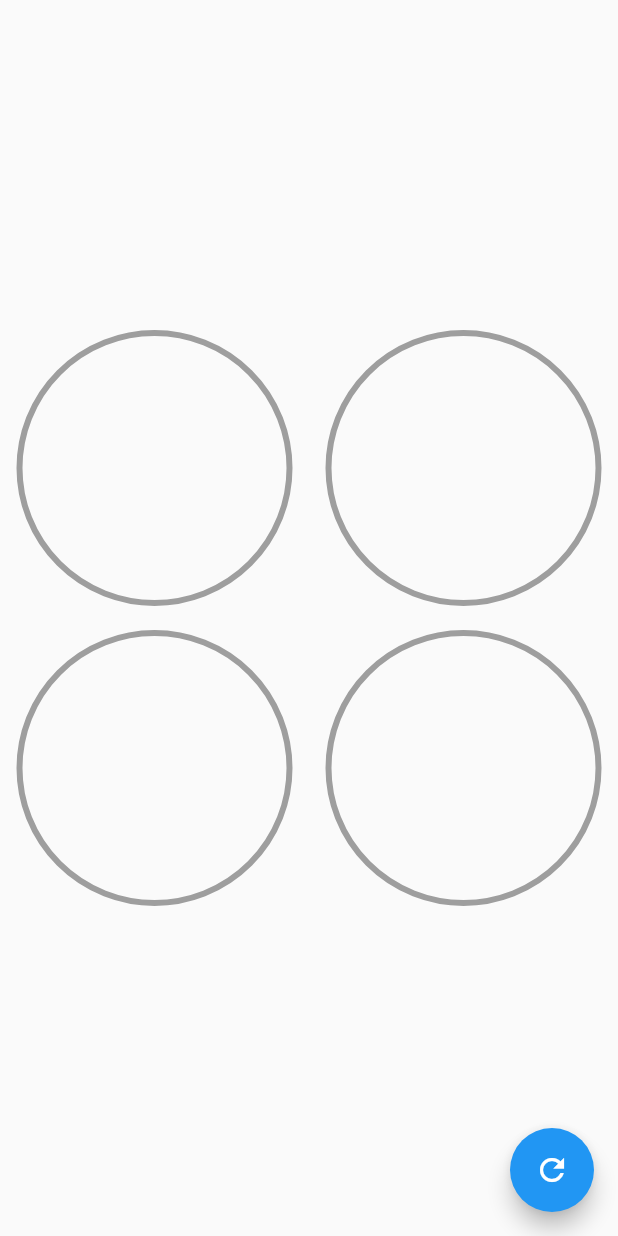
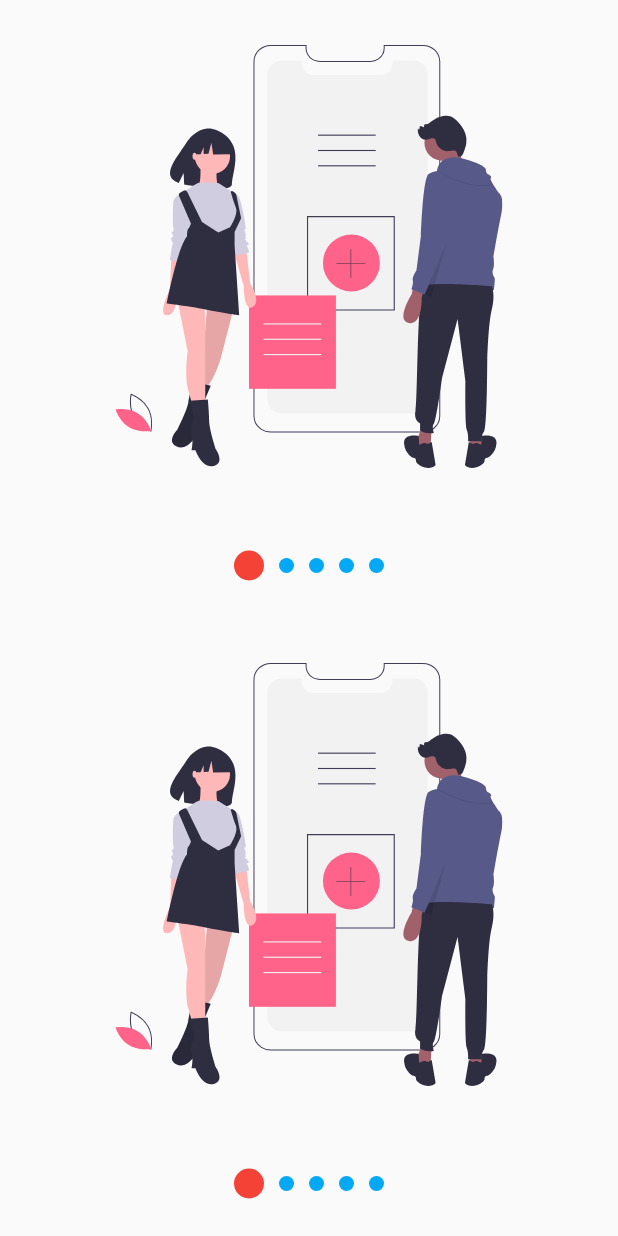
Before and after one commit to infraarhtur/flutterDise-os2, a Flutter app: the screen it shows after launch, on a phone screen of 412 x 824 dp. Run offline on Flutter 3.47's test engine with Material 2 defaults, Android fonts, the phone set to English and light mode, and no system bars; our stand-ins replace flutter_svg; missing offline and left inert: dart:ffi.

Commit message:
[lam:slideshow:feat]:funcionalidad basica de slideshow

```diff
--- a/lib/main.dart
+++ b/lib/main.dart
@@ -1,8 +1,10 @@
-import 'package:disenios2/src/labs/animaciones_page.dart';
-import 'package:disenios2/src/labs/circula_progres_page.dart';
-import 'package:disenios2/src/pages/graficas_circulares_page.dart';
-import 'package:disenios2/src/pages/headers_page.dart';
-import 'package:disenios2/src/retos/cuadrado_animado.dart';
+// import 'package:disenios2/src/labs/animaciones_page.dart';
+// import 'package:disenios2/src/labs/circula_progres_page.dart';
+// import 'package:disenios2/src/pages/graficas_circulares_page.dart';
+// import 'package:disenios2/src/pages/headers_page.dart';
+// import 'package:disenios2/src/labs/slideshow_page.dart';
+// import 'package:disenios2/src/retos/cuadrado_animado.dart';
+import 'package:disenios2/src/pages/slideshow_page.dart';
 import 'package:flutter/material.dart';
 
 void main() => runApp(MyApp());
@@ -13,7 +15,7 @@ class MyApp extends StatelessWidget {
     return MaterialApp(
       debugShowCheckedModeBanner: false,
       title: 'Diseños 2',
-      home: GraficasCircularesPage()
+      home: SlideshowPage()
     );
   }
 }
--- /dev/null
+++ b/lib/src/models/slider_model.dart
@@ -0,0 +1,13 @@
+ import 'package:flutter/material.dart';
+
+
+class SliderModel with ChangeNotifier{
+double _currentPage = 0;
+
+double get currentPage => this._currentPage;
+
+set currentPage(double currentPage){
+  this._currentPage = currentPage;
+  notifyListeners();
+}
+}
--- /dev/null
+++ b/lib/src/pages/slideshow_page.dart
@@ -0,0 +1,39 @@
+import 'package:disenios2/src/widgets/slideshow.dart';
+import 'package:flutter/material.dart';
+import 'package:flutter_svg/flutter_svg.dart';
+
+class SlideshowPage extends StatelessWidget {
+  @override
+  Widget build(BuildContext context) {
+    return Scaffold(
+      body: Center(
+        child: Column(
+          children: <Widget>[
+            Expanded(child: MiSlideShow()),
+            Expanded(child: MiSlideShow())
+          ],
+        ),
+      ),
+    );
+  }
+}
+
+class MiSlideShow extends StatelessWidget {
+  @override
+  Widget build(BuildContext context) {
+    return Slideshow(
+      bulletPrimario: 20,
+      bulletSecundario: 10,
+      puntosArriba: false,
+      colorPrimario: Colors.red,
+      colorSecundario: Colors.lightBlue,
+      slides: <Widget>[
+        SvgPicture.asset('assets/svgs/slide-1.svg'),
+        SvgPicture.asset('assets/svgs/slide-2.svg'),
+        SvgPicture.asset('assets/svgs/slide-3.svg'),
+        SvgPicture.asset('assets/svgs/slide-4.svg'),
+        SvgPicture.asset('assets/svgs/slide-5.svg')
+      ],
+    );
+  }
+}
--- /dev/null
+++ b/lib/src/widgets/slideshow.dart
@@ -0,0 +1,219 @@
+// import 'package:disenios2/src/models/slider_model.dart';
+import 'dart:ffi';
+
+import 'package:flutter/material.dart';
+// import 'package:flutter_svg/svg.dart';
+import 'package:provider/provider.dart';
+
+class Slideshow extends StatelessWidget {
+  final double bulletPrimario;
+  final double bulletSecundario;
+  final List<Widget> slides;
+  final bool puntosArriba;
+  final Color colorPrimario;
+  final Color colorSecundario;
+
+  const Slideshow(
+      {@required this.slides,
+      this.puntosArriba = false,
+      this.colorPrimario = Colors.blue,
+      this.colorSecundario = Colors.grey,
+      this.bulletPrimario = 12,
+      this.bulletSecundario = 12});
+
+  @override
+  Widget build(BuildContext context) {
+    return ChangeNotifierProvider(
+      create: (_) => new _SliderModel(),
+      child: SafeArea(
+        child: Center(child: Builder(builder: (BuildContext context) {
+          Provider.of<_SliderModel>(context).colorPrimario = this.colorPrimario;
+          Provider.of<_SliderModel>(context).colorSecundario =
+              this.colorSecundario;
+          Provider.of<_SliderModel>(context).bulletPrimario =
+              this.bulletPrimario;
+          Provider.of<_SliderModel>(context).bulletSecundario =
+              this.bulletSecundario;
+          return _estructuraSlideShow(
+              puntosArriba: puntosArriba, slides: slides);
+        })),
+      ),
+    );
+  }
+}
+
+class _estructuraSlideShow extends StatelessWidget {
+  const _estructuraSlideShow({
+    Key key,
+    @required this.puntosArriba,
+    @required this.slides,
+  }) : super(key: key);
+
+  final bool puntosArriba;
+  final List<Widget> slides;
+
+  @override
+  Widget build(BuildContext context) {
+    return Column(
+      children: <Widget>[
+        if (this.puntosArriba) _Dots(this.slides.length),
+        Expanded(child: _Slides(this.slides)),
+        if (!this.puntosArriba) _Dots(this.slides.length)
+      ],
+    );
+  }
+}
+
+class _Dots extends StatelessWidget {
+  final int totalSlides;
+
+  const _Dots(this.totalSlides);
+
+  @override
+  Widget build(BuildContext context) {
+    return Container(
+        width: double.infinity,
+        height: 70,
+        child: Row(
+          mainAxisAlignment: MainAxisAlignment.center,
+          children: List.generate(this.totalSlides, (index) => _Dot(index)),
+        ));
+  }
+}
+
+class _Dot extends StatelessWidget {
+  final int index;
+
+  const _Dot(this.index);
+
+  @override
+  Widget build(BuildContext context) {
+    // final pageViewIndex = Provider.of<_SliderModel>(context).currentPage;
+    final sShowodel = Provider.of<_SliderModel>(context);
+    double tamano;
+    Color color;
+
+    if (sShowodel.currentPage >= index - 0.5 &&
+        sShowodel.currentPage < index + 0.5) {
+
+      tamano = sShowodel.bulletPrimario;
+       color =  sShowodel.colorPrimario;
+    }else{
+      tamano = sShowodel.bulletSecundario;
+       color =  sShowodel.colorSecundario;
+    }
+
+    return AnimatedContainer(
+      duration: Duration(milliseconds: 200),
+      width: tamano,
+      height: tamano,
+      margin: EdgeInsets.symmetric(horizontal: 5),
+      decoration: BoxDecoration(
+          color: color,
+          shape: BoxShape.circle),
+    );
+  }
+}
+
+class _Slides extends StatefulWidget {
+  final List<Widget> slides;
+
+  const _Slides(this.slides);
+  @override
+  __SlidesState createState() => __SlidesState();
+}
+
+class __SlidesState extends State<_Slides> {
+  final pageViewController = new PageController();
+
+  @override
+  void initState() {
+    // TODO: implement initState
+    super.initState();
+    pageViewController.addListener(() {
+      Provider.of<_SliderModel>(context, listen: false).currentPage =
+          pageViewController.page;
+    });
+  }
+
+  @override
+  void dispose() {
+    // TODO: implement dispose
+    pageViewController.dispose();
+    super.dispose();
+  }
+
+  @override
+  Widget build(BuildContext context) {
+    return Container(
+      child: PageView(
+        controller: pageViewController,
+        // children: <Widget>[
+        //   _Slide('assets/svgs/slide-1.svg'),
+        //   _Slide('assets/svgs/slide-2.svg'),
+        //   _Slide('assets/svgs/slide-3.svg'),
+        // ],
+
+        children: widget.slides.map((slide) => _Slide(slide)).toList(),
+      ),
+    );
+  }
+}
+
+class _Slide extends StatelessWidget {
+  final Widget slide;
+
+  const _Slide(this.slide);
+
+  @override
+  Widget build(BuildContext context) {
+    // return SvgPicture.asset('assets/svgs/slide-1.svg');
+
+    return Container(
+        width: double.infinity,
+        height: double.infinity,
+        padding: EdgeInsets.all(30),
+        child: slide); //SvgPicture.asset(svg));
+  }
+}
+
+class _SliderModel with ChangeNotifier {
+  double _currentPage = 0;
+  Color _colorPrimario = Colors.blue;
+  Color _colorSecundario = Colors.grey;
+  double _bulletPrimario = 12;
+  double _bulletSecundario = 10;
+
+  double get currentPage => this._currentPage;
+
+  set currentPage(double currentPage) {
+    this._currentPage = currentPage;
+    notifyListeners();
+  }
+
+  Color get colorPrimario => this._colorPrimario;
+
+  set colorPrimario(Color color) {
+    this._colorPrimario = color;
+    // notifyListeners();
+  }
+
+  Color get colorSecundario => this._colorSecundario;
+
+  set colorSecundario(Color color) {
+    this._colorSecundario = color;
+    // // notifyListeners();
+  }
+
+  double get bulletPrimario => this._bulletPrimario;
+  set bulletPrimario(double bullet) {
+    this._bulletPrimario = bullet;
+    // notifyListeners();
+  }
+
+  double get bulletSecundario => this._bulletSecundario;
+  set bulletSecundario(double bullet) {
+    this._bulletSecundario = bullet;
+    // notifyListeners();
+  }
+}
```
Also changed, not shown: lib/src/labs/slideshow_page.dart (added, +131 -0 lines), pubspec.yaml (+8 -4 lines), assets/svgs/slide-1.svg (added), assets/svgs/slide-2.svg (added), assets/svgs/slide-3.svg (added), assets/svgs/slide-4.svg (added), assets/svgs/slide-5.svg (added), pubspec.lock.
